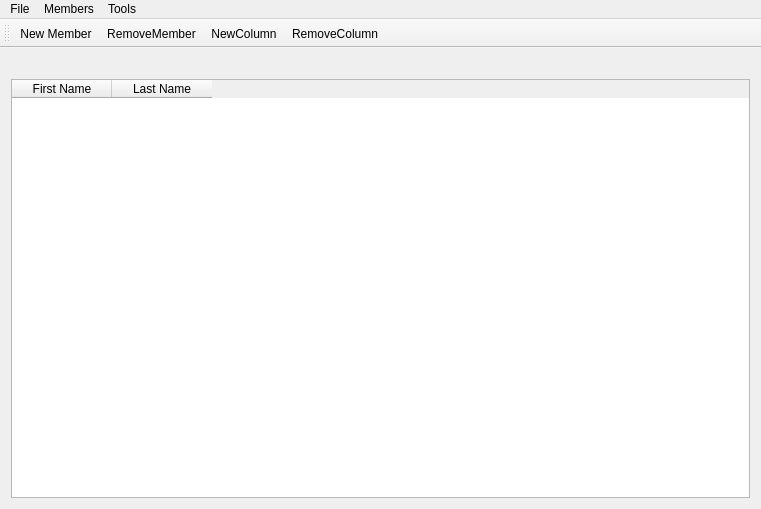
Before: the Qt Designer form infomaniac.ui in Sucalakafufu/infomaniac, drawn with Qt 5.
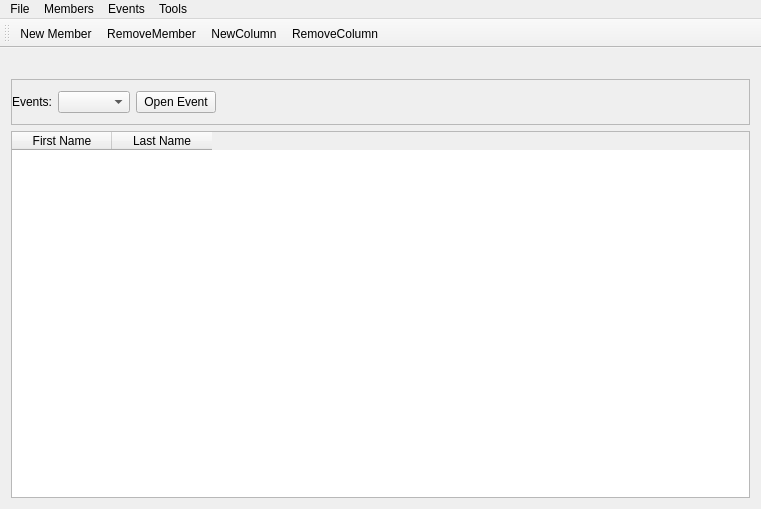
After: the same form once the commit is applied.

Commit message: events window added

```diff
--- a/infomaniac.ui
+++ b/infomaniac.ui
@@ -25,6 +25,54 @@
       </property>
      </widget>
     </item>
+    <item>
+     <widget class="QFrame" name="EventsFrame">
+      <property name="frameShape">
+       <enum>QFrame::StyledPanel</enum>
+      </property>
+      <property name="frameShadow">
+       <enum>QFrame::Raised</enum>
+      </property>
+      <layout class="QHBoxLayout" name="horizontalLayout">
+       <property name="leftMargin">
+        <number>0</number>
+       </property>
+       <property name="rightMargin">
+        <number>9</number>
+       </property>
+       <item>
+        <widget class="QLabel" name="EventsLabel">
+         <property name="text">
+          <string>Events:</string>
+         </property>
+        </widget>
+       </item>
+       <item>
+        <widget class="QComboBox" name="EventsComboBox"/>
+       </item>
+       <item>
+        <widget class="QPushButton" name="EventsPushButton">
+         <property name="text">
+          <string>Open Event</string>
+         </property>
+        </widget>
+       </item>
+       <item>
+        <spacer name="horizontalSpacer">
+         <property name="orientation">
+          <enum>Qt::Horizontal</enum>
+         </property>
+         <property name="sizeHint" stdset="0">
+          <size>
+           <width>40</width>
+           <height>20</height>
+          </size>
+         </property>
+        </spacer>
+       </item>
+      </layout>
+     </widget>
+    </item>
     <item>
      <widget class="QTableWidget" name="mainTable">
       <property name="contextMenuPolicy">
@@ -94,8 +142,16 @@
     </property>
     <addaction name="actionSettings"/>
    </widget>
+   <widget class="QMenu" name="menuEvents">
+    <property name="title">
+     <string>Events</string>
+    </property>
+    <addaction name="actionNew_Event"/>
+    <addaction name="actionEdit_Events"/>
+   </widget>
    <addaction name="menuFile"/>
    <addaction name="menuMembers"/>
+   <addaction name="menuEvents"/>
    <addaction name="menuTools"/>
   </widget>
   <widget class="QToolBar" name="toolBar">
```
Left out of the diff: 10 changed lines with no effect on the pictures. The commit also changes 15 other files.
